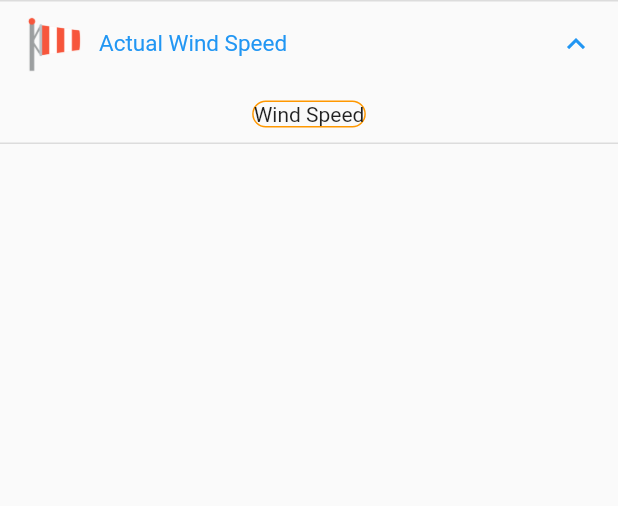
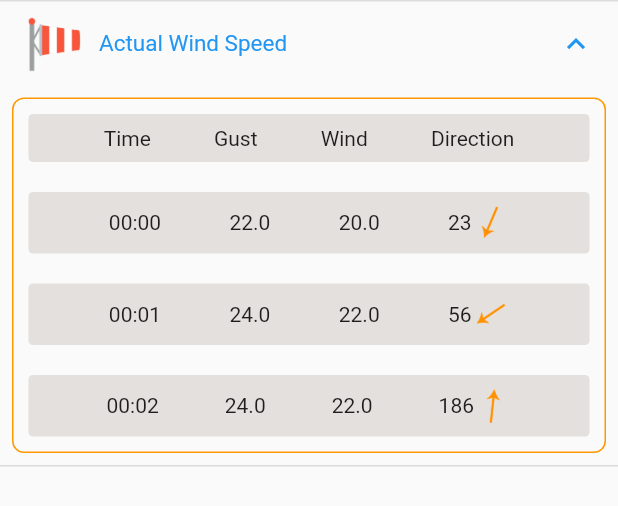
Before and after one commit to RC8182/WheatherApp, a Flutter app: the AcordionCard widget shown alone on an empty page, opened directly, after a tap on "Actual Wind Speed", on a phone screen of 412 x 824 dp. Shown: the top 506 px of the screen. Run offline on Flutter 3.47's test engine with Material 2 defaults, Android fonts, the phone set to English and light mode, and no system bars; network calls fail.

Commit message:
front forecastCard created

```diff
--- a/appweather/lib/components/forecast_card_components/acordion_card.dart
+++ b/appweather/lib/components/forecast_card_components/acordion_card.dart
@@ -12,6 +12,31 @@ class AcordionCard extends StatefulWidget {
 class _AcordionCardState extends State<AcordionCard> {
   @override
   Widget build(BuildContext context) {
+    Image icon = Image.asset('lib/Icons/arrow.png', width: 25, height: 25);
+    List tableList = [
+      Tables(
+        time: '00:00',
+        wind: 20,
+        gust: 22,
+        direction: 23,
+        icon: icon,
+      ),
+      Tables(
+        time: '00:01',
+        wind: 22,
+        gust: 24,
+        direction: 56,
+        icon: icon,
+      ),
+      Tables(
+        time: '00:02',
+        wind: 22,
+        gust: 24,
+        direction: 186,
+        icon: icon,
+      ),
+    ];
+
     return Column(
       children: <Widget>[
         ExpansionTile(
@@ -33,11 +58,17 @@ class _AcordionCardState extends State<AcordionCard> {
           ),
           children: [
             Container(
-              margin: const EdgeInsets.all(10),
-              child: Text('Wind Speed'),
+              margin: const EdgeInsets.all(8),
               decoration: BoxDecoration(
                 border: Border.all(color: Colors.orange),
-                borderRadius: const BorderRadius.all(Radius.circular(10)),
+                borderRadius: const BorderRadius.all(Radius.circular(8)),
+              ),
+              child: Column(
+                children: [
+                  const Tables(),
+                  // Map of the wind speed
+                  for (var item in tableList) item,
+                ],
               ),
             ),
           ],
@@ -46,3 +77,56 @@ class _AcordionCardState extends State<AcordionCard> {
     );
   }
 }
+
+class Tables extends StatelessWidget {
+  final String? time;
+  final double? wind;
+  final double? gust;
+  final int? direction;
+  final Image? icon;
+
+  const Tables({
+    Key? key,
+    this.time,
+    this.wind,
+    this.gust,
+    this.direction,
+    this.icon,
+  }) : super(key: key);
+
+  @override
+  Widget build(BuildContext context) {
+    return Container(
+      margin: const EdgeInsets.all(10),
+      decoration: const BoxDecoration(
+        color: Color.fromRGBO(228, 224, 222, 1),
+        borderRadius: BorderRadius.all(Radius.circular(3)),
+      ),
+      child: Padding(
+        padding: const EdgeInsets.all(8.0),
+        child: Row(
+          mainAxisAlignment: MainAxisAlignment.spaceEvenly,
+          children: [
+            (time != null) ? Text(time!) : const Text('Time'),
+            (gust != null) ? Text(gust!.toString()) : const Text('Gust'),
+            (wind != null) ? Text(wind!.toString()) : const Text('Wind'),
+            Row(
+              children: [
+                (direction != null)
+                    ? Text(direction!.toString())
+                    : const Text('Direction'),
+                RotationTransition(
+                  turns: AlwaysStoppedAnimation(
+                      (direction != null) ? (direction! % 360) / 360 : 0),
+                  child: Container(
+                    child: (icon != null) ? icon! : icon,
+                  ),
+                ),
+              ],
+            ),
+          ],
+        ),
+      ),
+    );
+  }
+}
--- /dev/null
+++ b/appweather/lib/models/forecast_model.dart
@@ -0,0 +1,32 @@
+import 'package:flutter/material.dart';
+
+class ForecastModel {
+  final Image icon;
+  final List time;
+  final List temperature;
+  final List uv;
+  final List windSpeed;
+  final List windGust;
+  final List windDirection;
+
+  ForecastModel({
+    required this.icon,
+    required this.time,
+    required this.temperature,
+    required this.uv,
+    required this.windSpeed,
+    required this.windGust,
+    required this.windDirection,
+  });
+  static ForecastModel empty() {
+    return ForecastModel(
+      icon: Image.asset('lib/Icons/update.png', width: 40, height: 40),
+      time: [''],
+      temperature: [0.0],
+      uv: [0],
+      windGust: [0.0],
+      windSpeed: [0.0],
+      windDirection: [0],
+    );
+  }
+}
```
